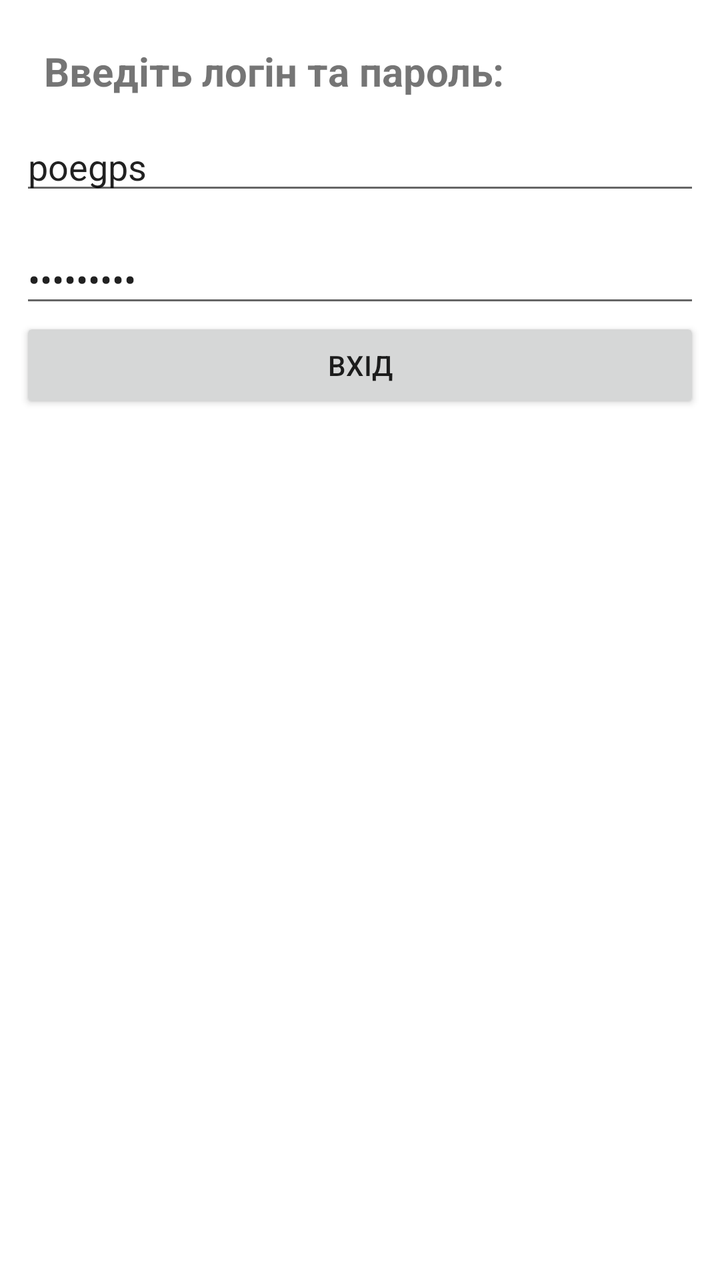
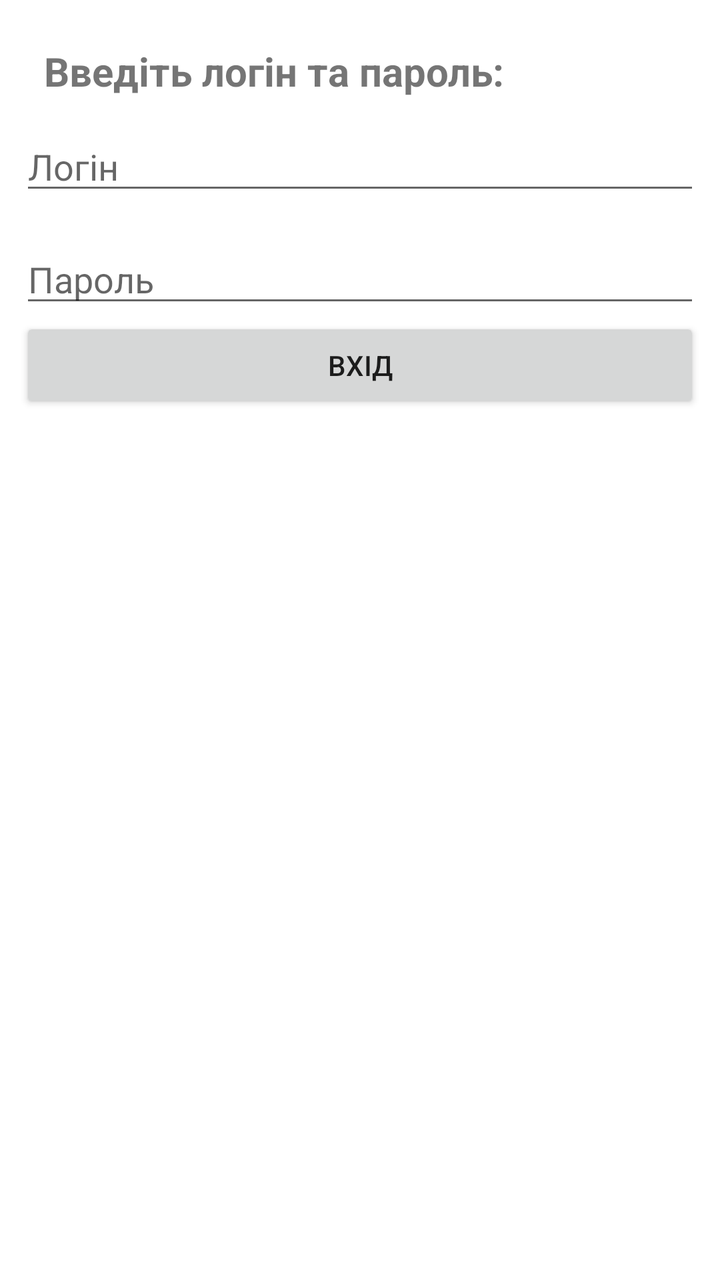

Compare the two renders of this Android layout. The source of the first and the diff that turns it into the second are given below.
<!-- AndroidManifest.xml: application theme Theme.POEGPS -->
<!-- res/layout/login_layout.xml -->
<?xml version="1.0" encoding="utf-8"?>
<LinearLayout
    xmlns:android="http://schemas.android.com/apk/res/android" android:layout_width="match_parent"
    android:layout_height="match_parent"
    android:orientation="vertical"
    android:padding="10dp">


    <TextView
        android:layout_width="match_parent"
        android:layout_height="wrap_content"
        android:text="Введіть логін та пароль: "
        android:textSize="20dp"
        android:textStyle="bold"
        android:layout_margin="12dp"/>

    <EditText
        android:id="@+id/login"
        android:layout_width="match_parent"
        android:layout_height="wrap_content"
        android:ems="10"
        android:layout_marginBottom="15dp"
        android:inputType="textPersonName"
        android:hint="@string/write_login_hint"
        android:text="poegps"
        />

    <EditText
        android:id="@+id/password"
        android:layout_width="match_parent"
        android:layout_height="wrap_content"
        android:ems="10"
        android:inputType="textPassword"
        android:hint="@string/write_password_hint"
        android:text="123Qwerty"
        />

    <Button
        android:id="@+id/login_button"
        android:layout_width="match_parent"
        android:layout_height="wrap_content"
        android:text="Вхід" />
</LinearLayout>
<!-- resources referenced by this layout -->
<resources>
  <string name="write_login_hint">Логін</string>
  <string name="write_password_hint">Пароль</string>
  <style name="Theme.POEGPS" parent="Theme.MaterialComponents.DayNight.DarkActionBar">
          
          <item name="colorPrimary">@color/purple_500</item>
          <item name="colorPrimaryVariant">@color/purple_700</item>
          <item name="colorOnPrimary">@color/white</item>
          
          <item name="colorSecondary">@color/teal_200</item>
          <item name="colorSecondaryVariant">@color/teal_700</item>
          <item name="colorOnSecondary">@color/black</item>
          
          <item name="android:statusBarColor">?attr/colorPrimaryVariant</item>
          
      </style>
  <color name="purple_500">#FF6200EE</color>
  <color name="purple_700">#FF3700B3</color>
  <color name="white">#FFFFFFFF</color>
  <color name="teal_200">#FF03DAC5</color>
  <color name="teal_700">#FF018786</color>
  <color name="black">#FF000000</color>
</resources>

<!-- the commit's change to res/layout/login_layout.xml (unified diff, before → after) -->
@@ -22,7 +22,6 @@
         android:layout_marginBottom="15dp"
         android:inputType="textPersonName"
         android:hint="@string/write_login_hint"
-        android:text="poegps"
         />
 
     <EditText
@@ -32,7 +31,6 @@
         android:ems="10"
         android:inputType="textPassword"
         android:hint="@string/write_password_hint"
-        android:text="123Qwerty"
         />
 
     <Button
